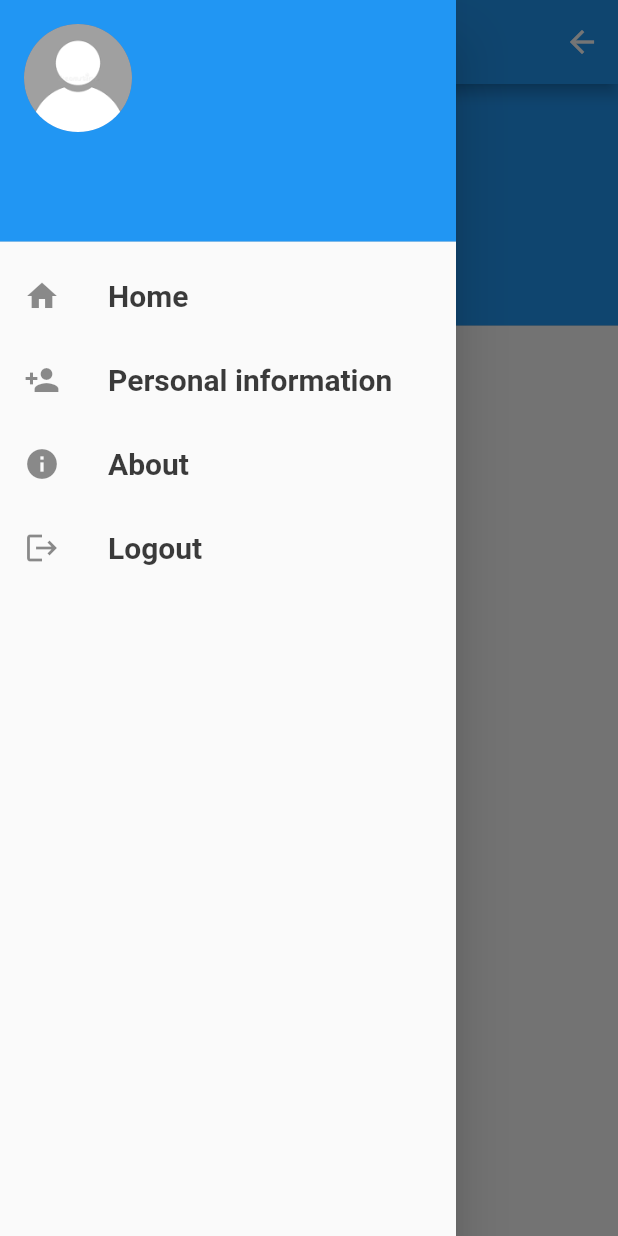
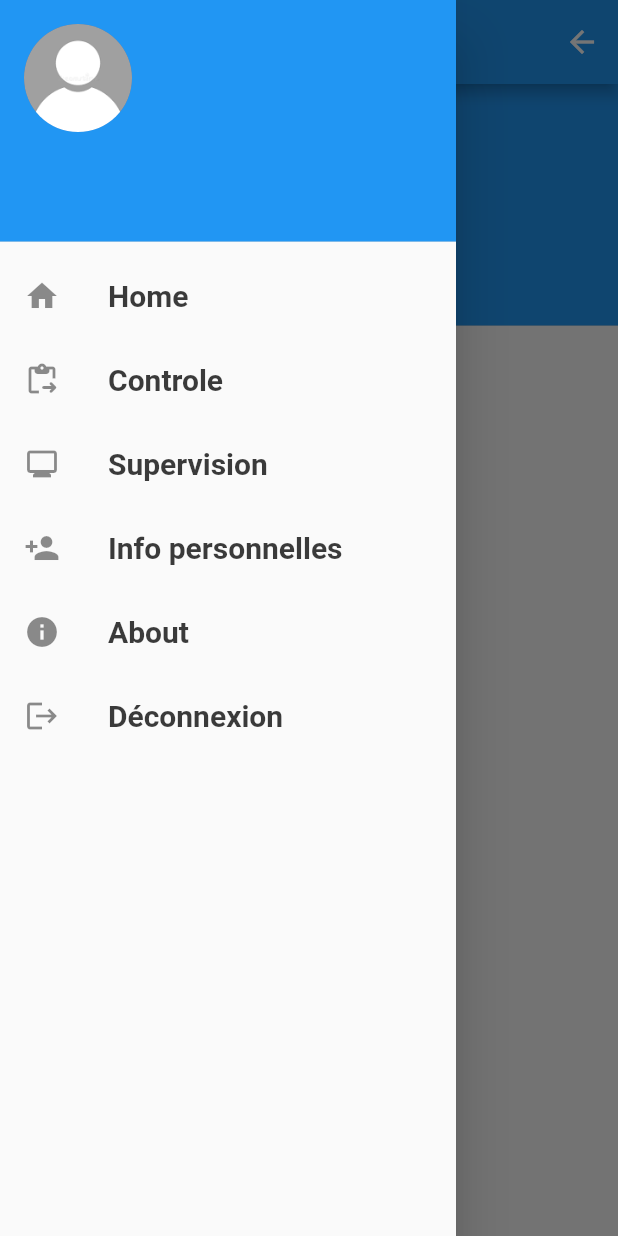
Before and after one commit to yasedd/arosa, a Flutter app: the User_info screen opened by its route, with the side drawer open, on a phone screen of 412 x 824 dp. Run offline on Flutter 3.47's test engine with Material 2 defaults, Android fonts, the phone set to English and light mode, and no system bars; our stand-ins replace awesome_dialog, cloud_firestore, firebase_auth, firebase_core, firebase_database, percent_indicator and 1 more; missing offline and left inert: profile; accounts and stored records are empty.

Commit message:
Last commit fr

```diff
--- a/lib/pages/Home_page.dart
+++ b/lib/pages/Home_page.dart
@@ -62,7 +62,7 @@ class _Home_pageState extends State<Home_page> {
               snapshot.data!.data() as Map<String, dynamic>;
           Pompes = data['Pompes'] ?? [];
           Vannes = data['Vannes'] ?? [];
-          mode = data['mode'];
+          // mode = data['mode'];
           dataref.child(FirebaseAuth.instance.currentUser!.uid).update({
             'Pompes': Pompes,
             'Vannes': Vannes,
--- a/lib/pages/User_info.dart
+++ b/lib/pages/User_info.dart
@@ -23,7 +23,7 @@ class _User_infoState extends State<User_info> {
   Widget build(BuildContext context) {
     return Scaffold(
       appBar: AppBar(
-        title: const Text('User Info'),
+        title: const Text('Info personnelles'),
         centerTitle: true,
         actions: [
           IconButton(
--- a/lib/scaffold_adds/drawer.dart
+++ b/lib/scaffold_adds/drawer.dart
@@ -48,8 +48,26 @@ class _drawerState extends State<drawer> {
                   },
                 ),
                 ListTile(
+                  leading: const Icon(Icons.content_paste_go_rounded),
+                  title: const Text('Controle'),
+                  onTap: () {
+                    setState(() {
+                      Navigator.of(context).pushNamed('State_tools');
+                    });
+                  },
+                ),
+                ListTile(
+                  leading: const Icon(Icons.monitor),
+                  title: const Text('Supervision'),
+                  onTap: () {
+                    setState(() {
+                      Navigator.of(context).pushNamed('Supervision');
+                    });
+                  },
+                ),
+                ListTile(
                   leading: const Icon(Icons.person_add),
-                  title: const Text('Personal information'),
+                  title: const Text('Info personnelles'),
                   onTap: () {
                     setState(() {
                       Navigator.of(context).pushNamed('User_info');
@@ -67,7 +85,7 @@ class _drawerState extends State<drawer> {
                 ),
                 ListTile(
                   leading: const Icon(Icons.logout),
-                  title: const Text('Logout'),
+                  title: const Text('Déconnexion'),
                   onTap: () async {
                     await FirebaseAuth.instance.signOut();
                     Navigator.of(context).pushReplacementNamed('Login');
```
Also changed, not shown: lib/Tools_pages/State_tools.dart (+28 -28 lines).
